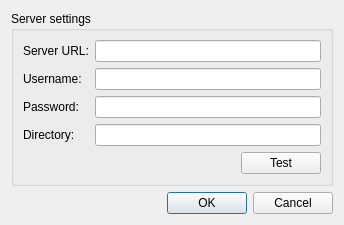
This is PreferencesDialog.ui in TheProjecter/music-collaborator as Qt 5 draws it before an edit. The edited form follows.
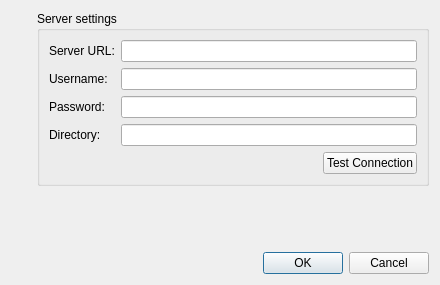
This is the edited form. Icons and pictures are not drawn.

Diff of the .ui file:
```diff
--- a/PreferencesDialog.ui
+++ b/PreferencesDialog.ui
@@ -6,15 +6,44 @@
    <rect>
     <x>0</x>
     <y>0</y>
-    <width>344</width>
-    <height>217</height>
+    <width>440</width>
+    <height>285</height>
    </rect>
   </property>
   <property name="windowTitle">
    <string>Preferences</string>
   </property>
+  <layout class="QVBoxLayout" name="verticalLayout_3">
+   <item>
+    <layout class="QHBoxLayout" name="horizontalLayout_2">
+     <item>
   <layout class="QVBoxLayout" name="verticalLayout_2">
    <item>
+        <widget class="QLabel" name="label_5">
+         <property name="text">
+          <string/>
+         </property>
+         <property name="pixmap">
+          <pixmap resource="Resources.qrc">:/Icons/preferences</pixmap>
+         </property>
+        </widget>
+       </item>
+       <item>
+        <spacer name="verticalSpacer_2">
+         <property name="orientation">
+          <enum>Qt::Vertical</enum>
+         </property>
+         <property name="sizeHint" stdset="0">
+          <size>
+           <width>20</width>
+           <height>40</height>
+          </size>
+         </property>
+        </spacer>
+       </item>
+      </layout>
+     </item>
+     <item>
     <widget class="QGroupBox" name="groupBox">
      <property name="title">
       <string>Server settings</string>
@@ -86,7 +115,7 @@
         <item>
          <widget class="QPushButton" name="testConnection">
           <property name="text">
-           <string>Test</string>
+             <string>Test Connection</string>
           </property>
          </widget>
         </item>
@@ -94,6 +123,8 @@
       </item>
      </layout>
     </widget>
+     </item>
+    </layout>
    </item>
    <item>
     <spacer name="verticalSpacer">
```
Left out of the diff: 4 changed lines with no effect on the pictures. Lines whose indentation alone changed are shown as unchanged.
